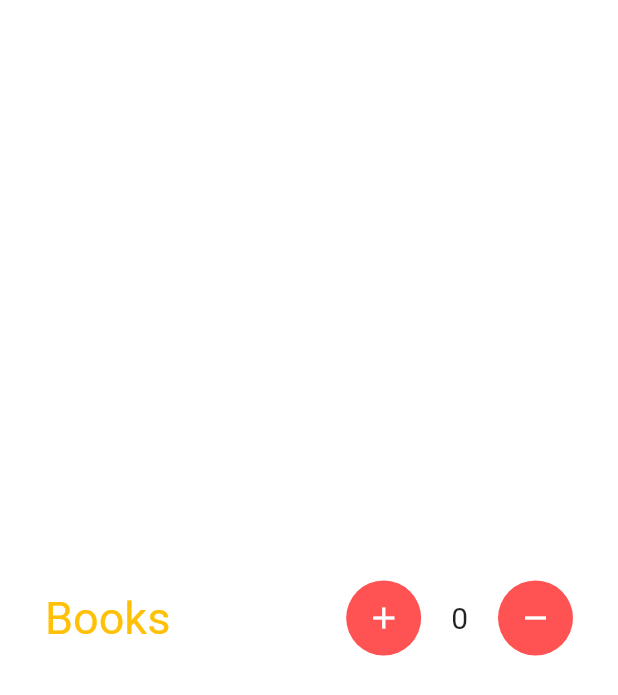
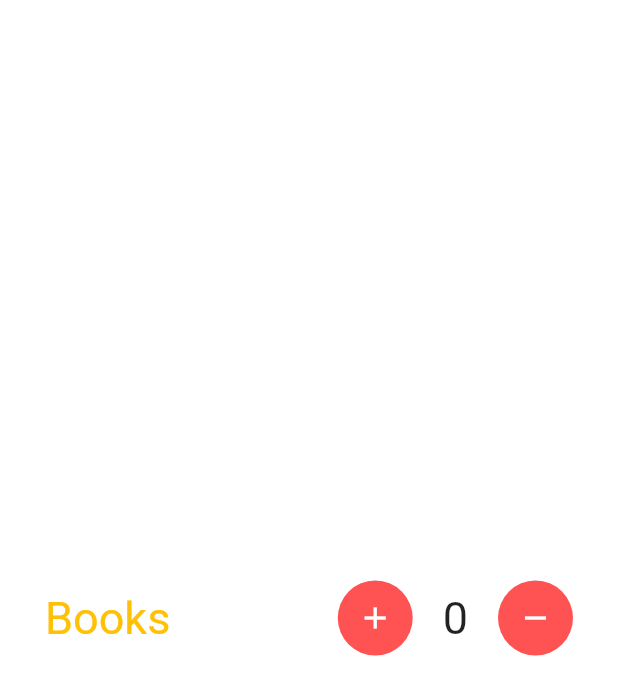
Before and after one commit to lucasoliveirasouza/getx-estudo, a Flutter app: the screen it shows after launch, after a tap on the "add" icon, on a phone screen of 412 x 824 dp. Shown: the top 695 px of the screen. Run offline on Flutter 3.47's test engine with Material 2 defaults, Android fonts, the phone set to English and light mode, and no system bars; our stand-ins replace get.

Commit message:
Iniciando getx

```diff
--- a/lib/controllers/soma_controller.dart
+++ b/lib/controllers/soma_controller.dart
@@ -2,4 +2,6 @@ import 'package:get/get.dart';
 
 class SomaController extends GetxController {
   var books = 0.obs;
+
+  increment() {}
 }
--- a/lib/home.dart
+++ b/lib/home.dart
@@ -35,7 +35,7 @@ class HomeView extends StatelessWidget {
                     color: Colors.redAccent,
                   ),
                   child: IconButton(
-                    onPressed: () {},
+                    onPressed: () => c.increment(),
                     icon: Icon(
                       Icons.add,
                       color: Colors.white,
@@ -47,7 +47,7 @@ class HomeView extends StatelessWidget {
                 ),
                 Obx(() => Text(
                       "${c.books.toString()}",
-                      style: TextStyle(fontSize: 20),
+                      style: TextStyle(fontSize: 30),
                     )),
                 SizedBox(
                   width: 20,
```
